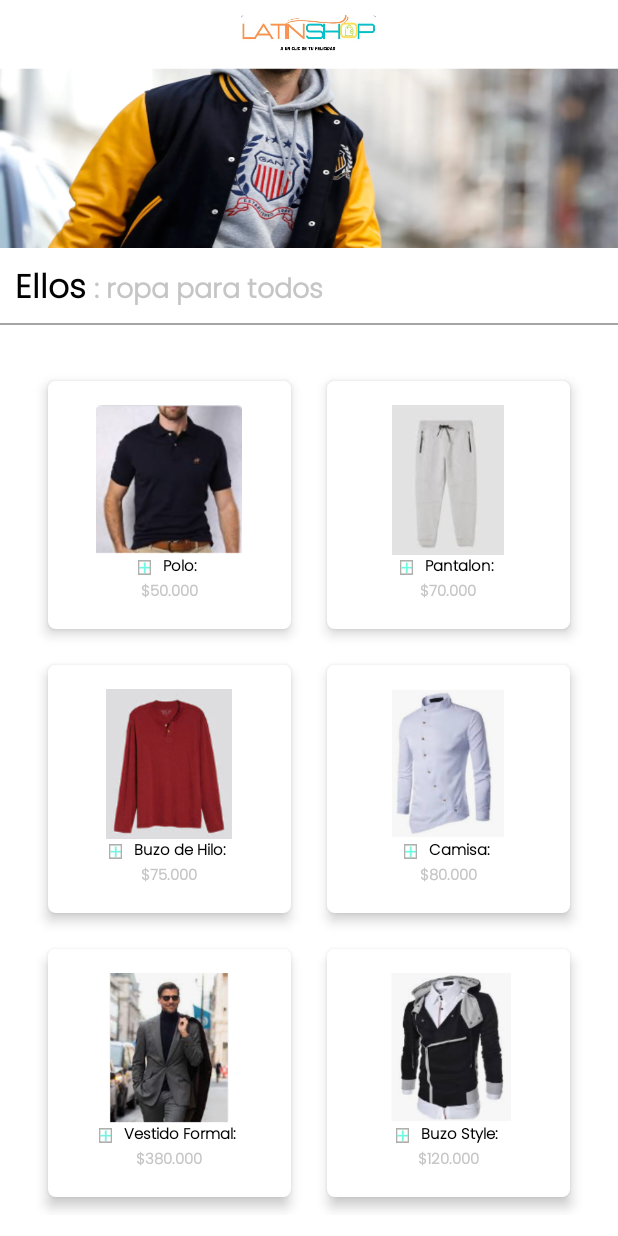
After one commit to Yeferson-Quevedo/MisionTic, an Android app: the layout fragment_ellos.xml on its own in the app's theme, with its tools: preview values and no code run, on a phone screen of 412 x 824 dp. The commit adds this screen. Run offline under Robolectric (Android 15) with nearby library versions, the phone set to English and light mode, and no system bars.

Commit message:
add fragment productos

```diff
--- a/app/build.gradle
+++ b/app/build.gradle
@@ -42,6 +42,8 @@ dependencies {
     implementation 'com.google.android.material:material:1.7.0'
     implementation 'androidx.constraintlayout:constraintlayout:2.1.4'
     implementation 'com.airbnb.android:lottie:3.4.2'
+    implementation 'androidx.navigation:navigation-fragment-ktx:2.5.3'
+    implementation 'androidx.navigation:navigation-ui-ktx:2.5.3'
     testImplementation 'junit:junit:4.13.2'
     androidTestImplementation 'androidx.test.ext:junit:1.1.3'
     androidTestImplementation 'androidx.test.espresso:espresso-core:3.4.0'
--- /dev/null
+++ b/app/src/main/java/com/example/latinshopapp/EllosFragment.kt
@@ -0,0 +1,20 @@
+package com.example.latinshopapp
+
+import android.os.Bundle
+import androidx.fragment.app.Fragment
+import android.view.LayoutInflater
+import android.view.View
+import android.view.ViewGroup
+
+
+class EllosFragment : Fragment() {
+
+    override fun onCreateView(
+        inflater: LayoutInflater, container: ViewGroup?,
+        savedInstanceState: Bundle?
+    ): View? {
+        // Inflate the layout for this fragment
+        return inflater.inflate(R.layout.fragment_ellos, container, false)
+    }
+
+}
--- /dev/null
+++ b/app/src/main/res/layout/fragment_ellos.xml
@@ -0,0 +1,506 @@
+<?xml version="1.0" encoding="utf-8"?>
+<androidx.constraintlayout.widget.ConstraintLayout xmlns:android="http://schemas.android.com/apk/res/android"
+    xmlns:tools="http://schemas.android.com/tools"
+    xmlns:app="http://schemas.android.com/apk/res-auto"
+    android:layout_width="match_parent"
+    android:layout_height="match_parent"
+    tools:context=".view.ui.activities.fragments.CatalogoFragment"
+    android:orientation="vertical"
+    android:background="@color/white"
+    >
+    <LinearLayout
+        android:id="@+id/contenedorPrincipal"
+        android:layout_width="match_parent"
+        android:layout_height="match_parent"
+        android:orientation="vertical">
+
+        <RelativeLayout
+            android:layout_width="match_parent"
+            android:layout_height="match_parent"
+            android:layout_marginLeft="0dp"
+            android:layout_marginRight="0dp"
+            android:background="@color/white">
+            <ImageView
+                android:id="@+id/logo"
+                android:layout_marginTop="10dp"
+                android:layout_width="90dp"
+                android:layout_height="25dp"
+                android:background="@drawable/logo1"
+                android:scaleType="centerInside"
+                android:layout_alignParentTop="true"
+                android:layout_centerInParent="true"
+                android:orientation="vertical"
+                >
+            </ImageView>
+            <ImageView
+                android:layout_marginTop="10dp"
+                android:id="@+id/banner"
+                android:layout_width="wrap_content"
+                android:layout_height="120dp"
+                android:orientation="vertical"
+                android:background="@drawable/home1"
+                android:layout_below="@id/logo"
+                >
+            </ImageView>
+            <LinearLayout
+                android:id="@+id/contenedor2"
+                android:layout_width="match_parent"
+                android:layout_height="50dp"
+                android:orientation="horizontal"
+                android:layout_below="@id/banner"
+                >
+                <TextView
+
+                    android:id="@+id/textHoddie"
+                    android:fontFamily="@font/poppinslight"
+                    android:layout_width="wrap_content"
+                    android:layout_height="wrap_content"
+                    android:layout_marginTop="10dp"
+                    android:layout_marginBottom="10dp"
+                    android:layout_marginLeft="10dp"
+                    android:text="Ellos"
+                    android:textSize="22sp"
+                    android:textColor="@color/black"
+                    android:layout_below="@id/banner"
+                    android:textStyle="bold">
+
+                </TextView>
+                <TextView
+                    android:fontFamily="@font/poppinslight"
+                    android:id="@+id/textHoddie2"
+                    android:layout_width="wrap_content"
+                    android:layout_height="wrap_content"
+                    android:layout_marginTop="10dp"
+                    android:layout_marginBottom="10dp"
+                    android:layout_marginLeft="5dp"
+                    android:text=": ropa para todos"
+                    android:textSize="18sp"
+                    android:textColor="@color/grissOscuro"
+                    android:layout_below="@id/banner"
+                    android:textStyle="bold">
+                </TextView>
+            </LinearLayout>
+
+            <LinearLayout
+                android:id="@+id/lineBlack"
+                android:layout_marginTop="0dp"
+                android:layout_width="fill_parent"
+                android:layout_height="1dp"
+                android:background="#a5a5a5"
+                android:orientation="horizontal"
+                android:layout_below="@id/contenedor2"
+                />
+
+            <ScrollView
+                android:id="@+id/MainScroll"
+                android:background="@color/white"
+                android:layout_width="match_parent"
+                android:layout_height="wrap_content"
+                android:layout_marginTop="5dp"
+                android:layout_below="@id/lineBlack"
+                android:visibility="visible">
+
+                <GridLayout
+                    android:layout_width="match_parent"
+                    android:layout_height="wrap_content"
+                    android:layout_margin="20dp"
+                    android:alignmentMode="alignMargins"
+                    android:columnCount="2"
+                    android:columnOrderPreserved="false"
+                    android:rowCount="3"
+                    android:rowOrderPreserved="false">
+
+                    <androidx.cardview.widget.CardView
+                        android:layout_width="wrap_content"
+                        android:layout_height="wrap_content"
+                        android:layout_rowWeight="1"
+                        android:layout_columnWeight="1"
+                        android:layout_margin="12dp"
+                        app:cardCornerRadius="5dp"
+                        app:cardElevation="5dp">
+
+                        <LinearLayout
+                            android:layout_width="match_parent"
+                            android:layout_height="match_parent"
+                            android:gravity="center"
+                            android:orientation="vertical"
+                            android:padding="16dp">
+
+                            <ImageView
+                                android:layout_width="100dp"
+                                android:layout_height="100dp"
+                                android:src="@drawable/polo">
+
+                            </ImageView>
+
+                            <LinearLayout
+                                android:layout_width="match_parent"
+                                android:layout_height="match_parent"
+                                android:gravity="center"
+                                android:orientation="horizontal">
+
+                                <ImageView
+                                    android:layout_width="10dp"
+                                    android:layout_height="10dp"
+                                    android:layout_marginRight="7dp"
+                                    android:src="@drawable/add"></ImageView>
+
+                                <TextView
+
+                                    android:id="@+id/textPolo"
+                                    android:layout_width="wrap_content"
+                                    android:layout_height="wrap_content"
+                                    android:layout_below="@id/banner"
+                                    android:fontFamily="@font/poppinslight"
+                                    android:text="Polo: "
+                                    android:textColor="@color/black"
+                                    android:textSize="10sp"
+                                    android:textStyle="bold">
+
+                                </TextView>
+
+                            </LinearLayout>
+                            <TextView
+                                android:id="@+id/textHoddie2"
+                                android:layout_width="wrap_content"
+                                android:layout_height="wrap_content"
+
+                                android:fontFamily="@font/poppinslight"
+                                android:text="$50.000"
+                                android:textColor="@color/grissOscuro"
+                                android:textSize="10sp"
+                                android:textStyle="bold"></TextView>
+
+                        </LinearLayout>
+
+                    </androidx.cardview.widget.CardView>
+
+                    <androidx.cardview.widget.CardView
+                        android:layout_width="wrap_content"
+                        android:layout_height="wrap_content"
+                        android:layout_rowWeight="1"
+                        android:layout_columnWeight="1"
+                        android:layout_margin="12dp"
+                        app:cardCornerRadius="5dp"
+                        app:cardElevation="5dp">
+
+                        <LinearLayout
+                            android:layout_width="match_parent"
+                            android:layout_height="match_parent"
+                            android:gravity="center"
+                            android:orientation="vertical"
+                            android:padding="16dp">
+
+                            <ImageView
+                                android:layout_width="100dp"
+                                android:layout_height="100dp"
+                                android:src="@drawable/pantalon">
+
+                            </ImageView>
+
+                            <LinearLayout
+                                android:layout_width="match_parent"
+                                android:layout_height="match_parent"
+                                android:gravity="center"
+                                android:orientation="horizontal">
+
+                                <ImageView
+                                    android:layout_width="10dp"
+                                    android:layout_height="10dp"
+                                    android:layout_marginRight="7dp"
+                                    android:src="@drawable/add"></ImageView>
+
+                                <TextView
+
+                                    android:id="@+id/textPolo"
+                                    android:layout_width="wrap_content"
+                                    android:layout_height="wrap_content"
+                                    android:layout_below="@id/banner"
+                                    android:fontFamily="@font/poppinslight"
+                                    android:text="Pantalon: "
+                                    android:textColor="@color/black"
+                                    android:textSize="10sp"
+                                    android:textStyle="bold">
+
+                                </TextView>
+
+                            </LinearLayout>
+                            <TextView
+                                android:id="@+id/textHoddie2"
+                                android:layout_width="wrap_content"
+                                android:layout_height="wrap_content"
+
+                                android:fontFamily="@font/poppinslight"
+                                android:text="$70.000"
+                                android:textColor="@color/grissOscuro"
+                                android:textSize="10sp"
+                                android:textStyle="bold"></TextView>
+
+                        </LinearLayout>
+
+                    </androidx.cardview.widget.CardView>
+
+                    <androidx.cardview.widget.CardView
+                        android:layout_width="wrap_content"
+                        android:layout_height="wrap_content"
+                        android:layout_rowWeight="1"
+                        android:layout_columnWeight="1"
+                        android:layout_margin="12dp"
+                        app:cardCornerRadius="5dp"
+                        app:cardElevation="5dp">
+
+                        <LinearLayout
+                            android:layout_width="match_parent"
+                            android:layout_height="match_parent"
+                            android:gravity="center"
+                            android:orientation="vertical"
+                            android:padding="16dp">
+
+                            <ImageView
+                                android:layout_width="100dp"
+                                android:layout_height="100dp"
+                                android:src="@drawable/buzopunto">
+
+                            </ImageView>
+
+                            <LinearLayout
+                                android:layout_width="match_parent"
+                                android:layout_height="match_parent"
+                                android:gravity="center"
+                                android:orientation="horizontal">
+
+                                <ImageView
+                                    android:layout_width="10dp"
+                                    android:layout_height="10dp"
+                                    android:layout_marginRight="7dp"
+                                    android:src="@drawable/add"></ImageView>
+
+                                <TextView
+
+                                    android:id="@+id/textPolo"
+                                    android:layout_width="wrap_content"
+                                    android:layout_height="wrap_content"
+                                    android:layout_below="@id/banner"
+                                    android:fontFamily="@font/poppinslight"
+                                    android:text="Buzo de Hilo: "
+                                    android:textColor="@color/black"
+                                    android:textSize="10sp"
+                                    android:textStyle="bold">
+
+                                </TextView>
+
+                            </LinearLayout>
+                            <TextView
+                                android:id="@+id/textHoddie2"
+                                android:layout_width="wrap_content"
+                                android:layout_height="wrap_content"
+
+                                android:fontFamily="@font/poppinslight"
+                                android:text="$75.000"
+                                android:textColor="@color/grissOscuro"
+                                android:textSize="10sp"
+                                android:textStyle="bold"></TextView>
+
+                        </LinearLayout>
+
+                    </androidx.cardview.widget.CardView>
+
+                    <androidx.cardview.widget.CardView
+                        android:layout_width="wrap_content"
+                        android:layout_height="wrap_content"
+                        android:layout_rowWeight="1"
+                        android:layout_columnWeight="1"
+                        android:layout_margin="12dp"
+                        app:cardCornerRadius="5dp"
+                        app:cardElevation="5dp">
+
+                        <LinearLayout
+                            android:layout_width="match_parent"
+                            android:layout_height="match_parent"
+                            android:gravity="center"
+                            android:orientation="vertical"
+                            android:padding="16dp">
+
+                            <ImageView
+                                android:layout_width="100dp"
+                                android:layout_height="100dp"
+                                android:src="@drawable/ropaelegante">
+
+                            </ImageView>
+
+                            <LinearLayout
+                                android:layout_width="match_parent"
+                                android:layout_height="match_parent"
+                                android:gravity="center"
+                                android:orientation="horizontal">
+
+                                <ImageView
+                                    android:layout_width="10dp"
+                                    android:layout_height="10dp"
+                                    android:layout_marginRight="7dp"
+                                    android:src="@drawable/add"></ImageView>
+
+                                <TextView
+
+                                    android:id="@+id/textPolo"
+                                    android:layout_width="wrap_content"
+                                    android:layout_height="wrap_content"
+                                    android:layout_below="@id/banner"
+                                    android:fontFamily="@font/poppinslight"
+                                    android:text="Camisa: "
+                                    android:textColor="@color/black"
+                                    android:textSize="10sp"
+                                    android:textStyle="bold">
+
+                                </TextView>
+
+                            </LinearLayout>
+                            <TextView
+                                android:id="@+id/textHoddie2"
+                                android:layout_width="wrap_content"
+                                android:layout_height="wrap_content"
+
+                                android:fontFamily="@font/poppinslight"
+                                android:text="$80.000"
+                                android:textColor="@color/grissOscuro"
+                                android:textSize="10sp"
+                                android:textStyle="bold"></TextView>
+
+                        </LinearLayout>
+
+                    </androidx.cardview.widget.CardView>
+
+                    <androidx.cardview.widget.CardView
+                        android:layout_width="wrap_content"
+                        android:layout_height="wrap_content"
+                        android:layout_rowWeight="1"
+                        android:layout_columnWeight="1"
+                        android:layout_margin="12dp"
+                        app:cardCornerRadius="5dp"
+                        app:cardElevation="5dp">
+
+                        <LinearLayout
+                            android:layout_width="match_parent"
+                            android:layout_height="match_parent"
+                            android:gravity="center"
+                            android:orientation="vertical"
+                            android:padding="16dp">
+
+                            <ImageView
+                                android:layout_width="100dp"
+                                android:layout_height="100dp"
+                                android:src="@drawable/ropaoficina">
+
+                            </ImageView>
+
+                            <LinearLayout
+                                android:layout_width="match_parent"
+                                android:layout_height="match_parent"
+                                android:gravity="center"
+                                android:orientation="horizontal">
+
+                                <ImageView
+                                    android:layout_width="10dp"
+                                    android:layout_height="10dp"
+                                    android:layout_marginRight="7dp"
+                                    android:src="@drawable/add"></ImageView>
+
+                                <TextView
+
+                                    android:id="@+id/textPolo"
+                                    android:layout_width="wrap_content"
+                                    android:layout_height="wrap_content"
+                                    android:layout_below="@id/banner"
+                                    android:fontFamily="@font/poppinslight"
+                                    android:text="Vestido Formal: "
+                                    android:textColor="@color/black"
+                                    android:textSize="10sp"
+                                    android:textStyle="bold">
+
+                                </TextView>
+
+                            </LinearLayout>
+                            <TextView
+                                android:id="@+id/textHoddie2"
+                                android:layout_width="wrap_content"
+                                android:layout_height="wrap_content"
+
+                                android:fontFamily="@font/poppinslight"
+                                android:text="$380.000"
+                                android:textColor="@color/grissOscuro"
+                                android:textSize="10sp"
+                                android:textStyle="bold"></TextView>
+
+                        </LinearLayout>
+
+                    </androidx.cardview.widget.CardView>
+
+                    <androidx.cardview.widget.CardView
+                        android:layout_width="wrap_content"
+                        android:layout_height="wrap_content"
+                        android:layout_rowWeight="1"
+                        android:layout_columnWeight="1"
+                        android:layout_margin="12dp"
+                        app:cardCornerRadius="5dp"
+                        app:cardElevation="5dp">
+
+                        <LinearLayout
+                            android:layout_width="match_parent"
+                            android:layout_height="match_parent"
+                            android:gravity="center"
+                            android:orientation="vertical"
+                            android:padding="16dp">
+
+                            <ImageView
+                                android:layout_width="100dp"
+                                android:layout_height="100dp"
+                                android:src="@drawable/buzostilo">
+
+                            </ImageView>
+
+                            <LinearLayout
+                                android:layout_width="match_parent"
+                                android:layout_height="match_parent"
+                                android:gravity="center"
+                                android:orientation="horizontal">
+
+                                <ImageView
+                                    android:layout_width="10dp"
+                                    android:layout_height="10dp"
+                                    android:layout_marginRight="7dp"
+                                    android:src="@drawable/add"></ImageView>
+
+                                <TextView
+
+                                    android:id="@+id/textPolo"
+                                    android:layout_width="wrap_content"
+                                    android:layout_height="wrap_content"
+                                    android:layout_below="@id/banner"
+                                    android:fontFamily="@font/poppinslight"
+                                    android:text="Buzo Style: "
+                                    android:textColor="@color/black"
+                                    android:textSize="10sp"
+                                    android:textStyle="bold">
+
+                                </TextView>
+
+                            </LinearLayout>
+                            <TextView
+                                android:id="@+id/textHoddie2"
+                                android:layout_width="wrap_content"
+                                android:layout_height="wrap_content"
+
+                                android:fontFamily="@font/poppinslight"
+                                android:text="$120.000"
+                                android:textColor="@color/grissOscuro"
+                                android:textSize="10sp"
+                                android:textStyle="bold"></TextView>
+
+                        </LinearLayout>
+                    </androidx.cardview.widget.CardView>
+
+                </GridLayout>
+            </ScrollView>
+        </RelativeLayout>
+    </LinearLayout>
+</androidx.constraintlayout.widget.ConstraintLayout>
--- a/app/src/main/res/values/colors.xml
+++ b/app/src/main/res/values/colors.xml
@@ -6,4 +6,6 @@
     <color name="orange">#FF914D</color>
     <color name="black">#FF000000</color>
     <color name="white">#FFFFFFFF</color>
+    <color name="griss">#F5F5F5F5</color>
+    <color name="grissOscuro">#a5a5a5a5</color>
 </resources>
```
Also changed, not shown: app/src/main/res/drawable/add.jpeg (added), app/src/main/res/drawable/buzopunto.PNG (added), app/src/main/res/drawable/buzostilo.PNG (added), app/src/main/res/drawable/pantalon.PNG (added), app/src/main/res/drawable/polo.PNG (added), app/src/main/res/drawable/ropaelegante.PNG (added), app/src/main/res/drawable/ropaoficina.PNG (added), 141 other files.
